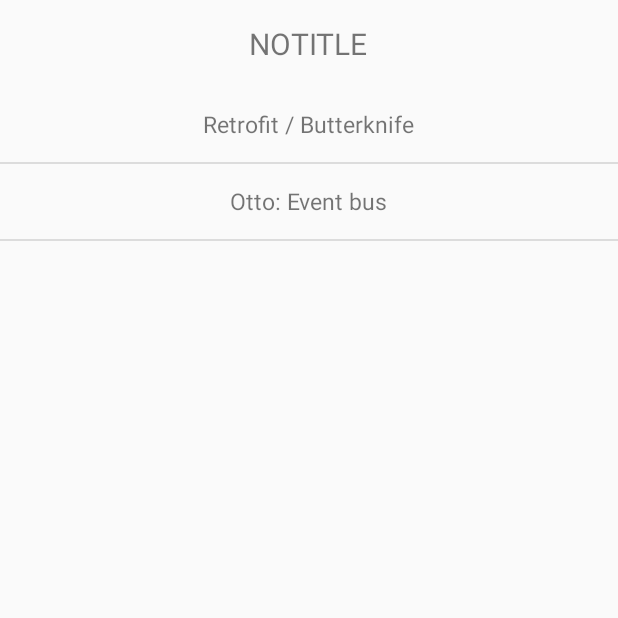
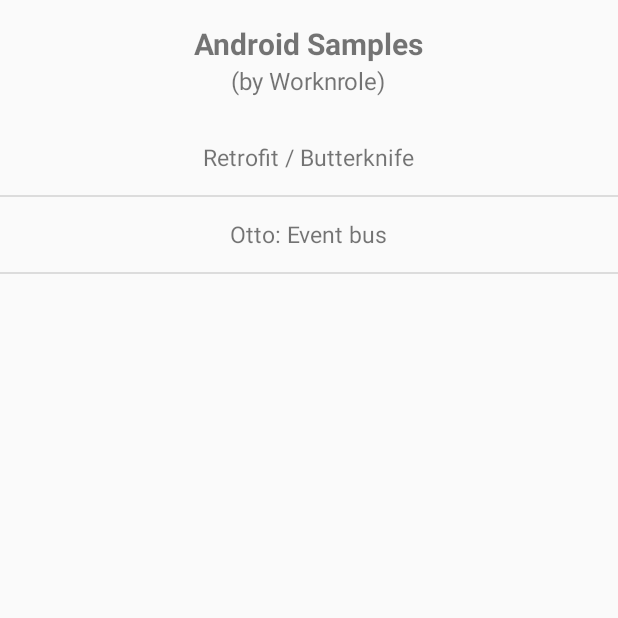
Before and after one commit to worknrole/android-sample, an Android app: the screen it shows after launch (MainActivity), on a phone screen of 412 x 824 dp, the top half of it. Run offline under Robolectric (Android 15) with nearby library versions, the phone set to English and light mode, and no system bars.

Commit message:
Set the main activity title

```diff
--- a/sample/sample-project/src/main/res/layout/main_activity.xml
+++ b/sample/sample-project/src/main/res/layout/main_activity.xml
@@ -14,13 +14,25 @@
         android:gravity="center_horizontal">
 
         <TextView
-            android:id="@+id/title"
-            android:textAllCaps="true"
             android:textSize="20sp"
-            android:padding="15dp"
+            android:paddingTop="15dp"
+            android:paddingLeft="15dp"
+            android:paddingRight="15dp"
+            android:textStyle="bold"
+            android:layout_gravity="center_horizontal"
             android:layout_width="wrap_content"
             android:layout_height="wrap_content"
-            android:text="noTitle"/>
+            android:text="Android Samples"/>
+
+        <TextView
+            android:textSize="16sp"
+            android:paddingBottom="15dp"
+            android:paddingLeft="15dp"
+            android:paddingRight="15dp"
+            android:layout_gravity="center_horizontal"
+            android:layout_width="wrap_content"
+            android:layout_height="wrap_content"
+            android:text="(by Worknrole)"/>
 
         <ListView
             android:id="@+id/list_view"
```
